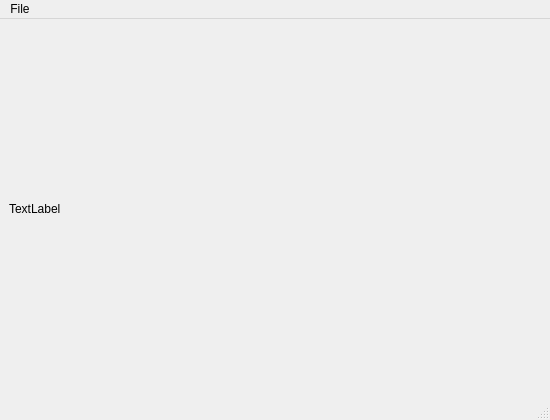
Qt form mainInterface.ui (ruslanbk11/PyQt5Gui) before a commit.
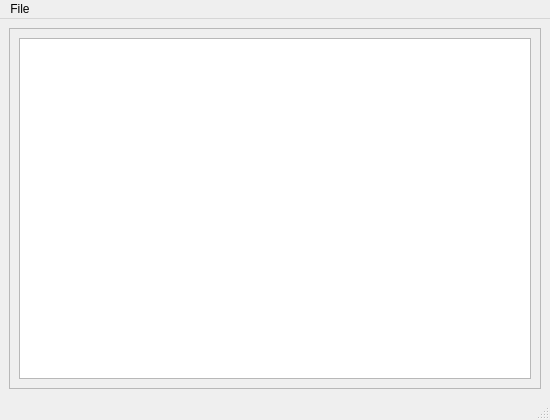
The same form after that commit.

Commit message: Removed QLabel, added QGraphicsView

What changed in the file:
```diff
--- a/mainInterface.ui
+++ b/mainInterface.ui
@@ -16,10 +16,25 @@
   <widget class="QWidget" name="centralwidget">
    <layout class="QGridLayout" name="gridLayout">
     <item row="0" column="0">
-     <widget class="QLabel" name="label">
-      <property name="text">
-       <string>TextLabel</string>
+     <widget class="QScrollArea" name="scrollArea">
+      <property name="widgetResizable">
+       <bool>true</bool>
       </property>
+      <widget class="QWidget" name="scrollAreaWidgetContents">
+       <property name="geometry">
+        <rect>
+         <x>0</x>
+         <y>0</y>
+         <width>526</width>
+         <height>345</height>
+        </rect>
+       </property>
+       <layout class="QGridLayout" name="gridLayout_2">
+        <item row="0" column="0">
+         <widget class="QGraphicsView" name="graphicsView"/>
+        </item>
+       </layout>
+      </widget>
      </widget>
     </item>
    </layout>
```
The commit also changes 4 other files.
